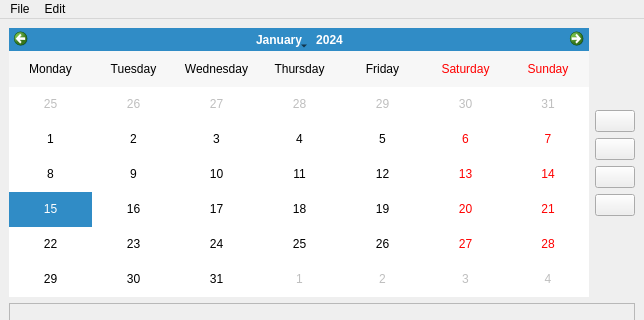
First picture: the form in mainwindow.ui, repository gedamial/Dentiny, before the edit; both pictures show x 0 to 644 and y 0 to 320 of the 644 by 580 pixel window.
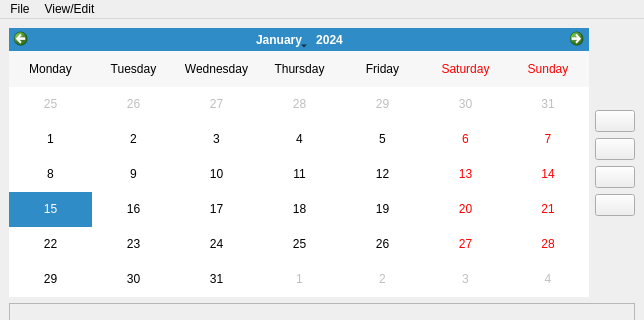
Second picture: the form after the edit. Icons and pictures are not drawn.

Commit message: View/Edit reports. Implemented Observer pattern in the Model to update the View in real-time when a change to Appointments or Reports occurs. Added dedicated Attachment entity instead of keeping attachments information inside the Report entity.

Diff of the .ui file:
```diff
--- a/mainwindow.ui
+++ b/mainwindow.ui
@@ -183,7 +183,7 @@
    </widget>
    <widget class="QMenu" name="menuView">
     <property name="title">
-     <string>Edit</string>
+     <string>View/Edit</string>
     </property>
     <addaction name="actionPatient"/>
     <addaction name="actionReports"/>
```
The commit also changes 25 other files.
